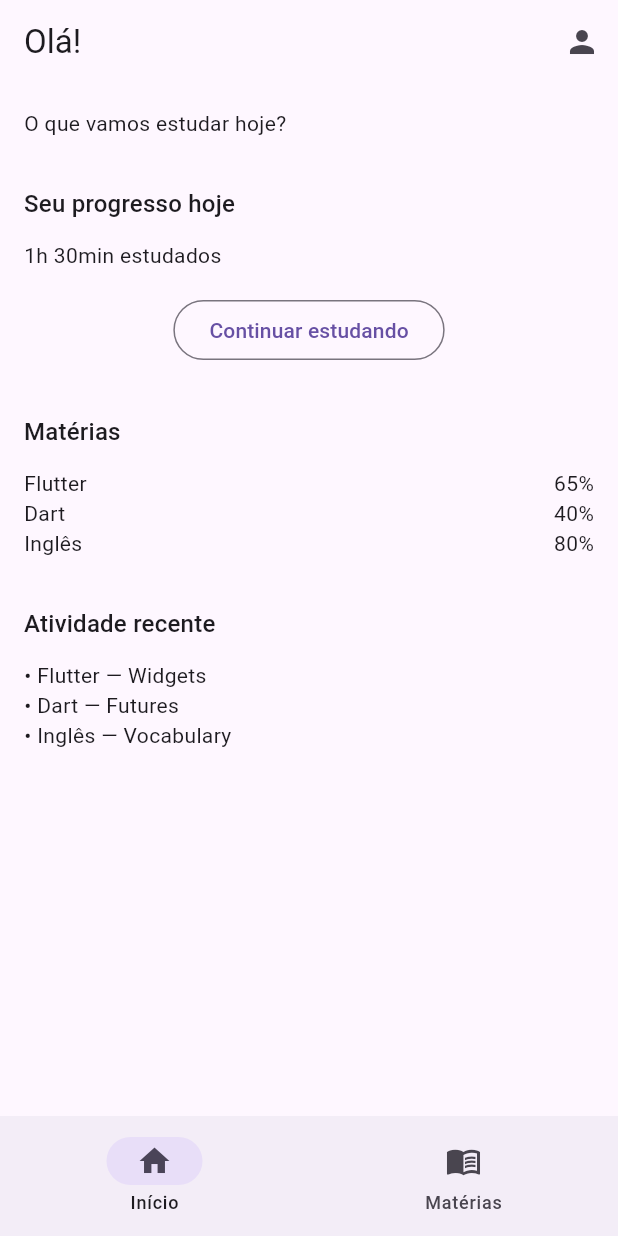
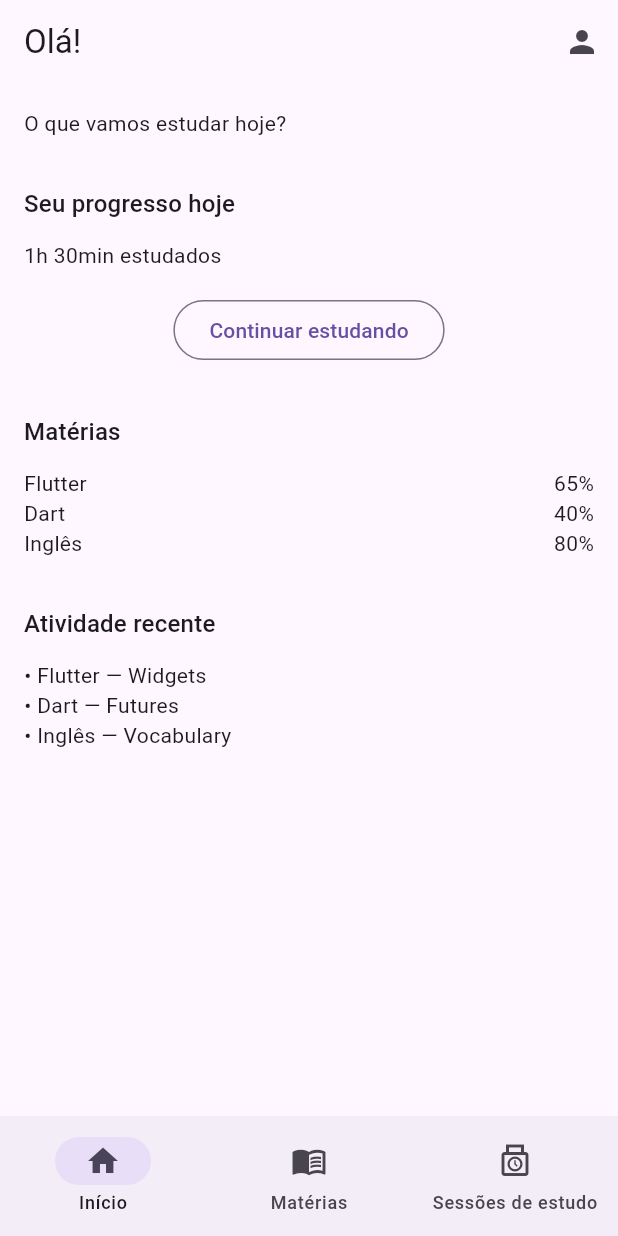
Before and after one commit to fcbedreski/Studyflow, a Flutter app: the screen it shows after launch, on a phone screen of 412 x 824 dp. Run offline on Flutter 3.47's test engine with Material 3 defaults, Android fonts, the phone set to English and light mode, and no system bars.

Commit message:
feat: add new index for study sessions page in navigation bar

```diff
--- a/lib/app/presentation/main_navigation.dart
+++ b/lib/app/presentation/main_navigation.dart
@@ -1,5 +1,6 @@
 
 import 'package:flutter/material.dart';
+import 'package:studyflow/features/study_sessions/presentation/study_sessions_page.dart';
 import '../../features/home/presentation/home_page.dart';
 import '../../features/subjects/presentation/subject_page.dart';
 
@@ -16,6 +17,7 @@ class _MainNavigationState extends State<MainNavigation> {
   final List<Widget> _pages = const [
     HomePage(),
     SubjectPage(),
+    StudySessionsPage(),
   ];
 
   @override
@@ -43,6 +45,11 @@ class _MainNavigationState extends State<MainNavigation> {
                 selectedIcon: Icon(Icons.menu_book),
                 label: 'Matérias',
             ),
+            NavigationDestination(
+                icon: Icon(Icons.punch_clock_outlined),
+                selectedIcon: Icon(Icons.punch_clock),
+                label: 'Sessões de estudo'
+            )
         ],
       ),
     );
```
Lines whose indentation alone changed are shown as unchanged.
